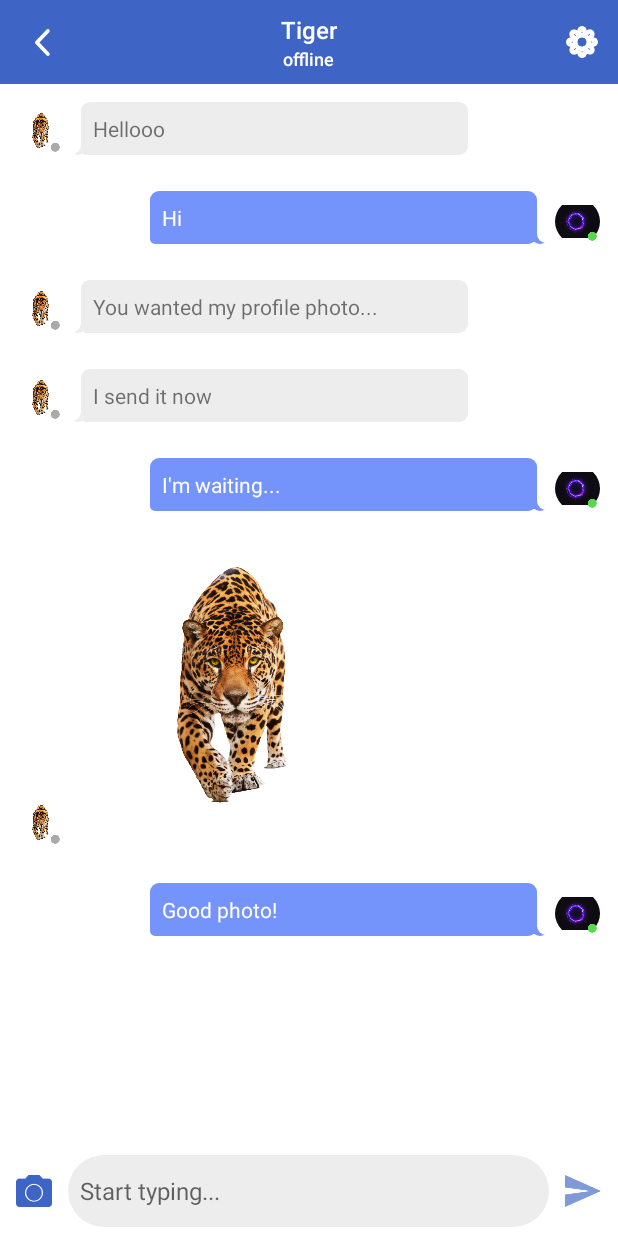
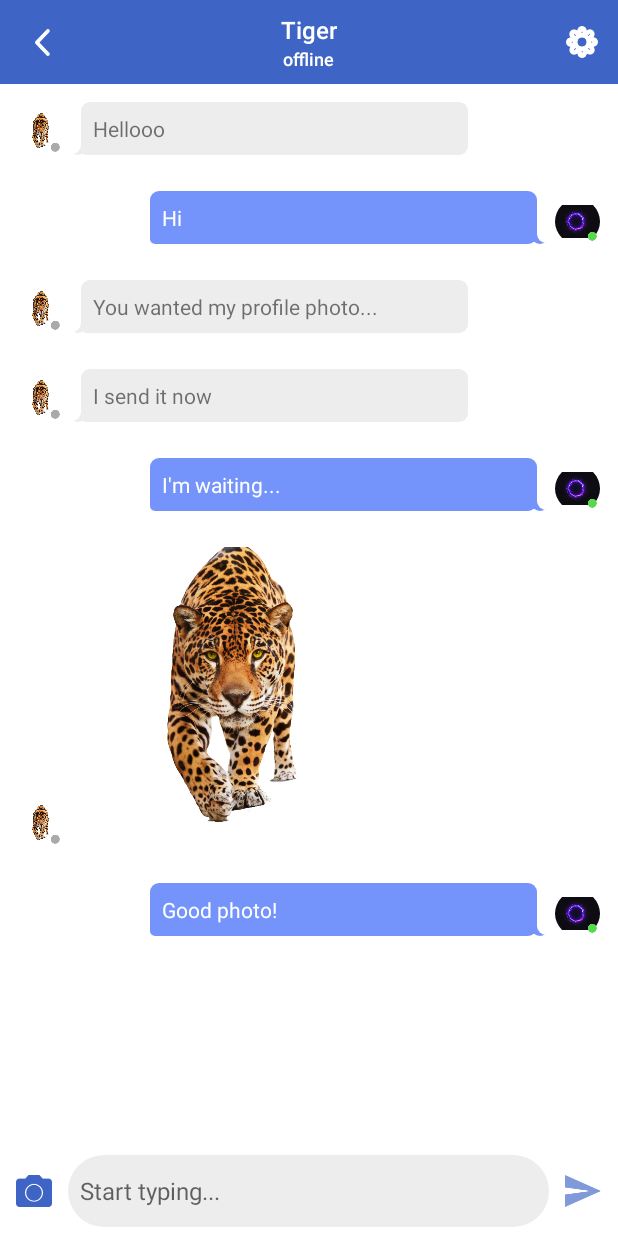
Before and after one commit to turalsalamov/task-for-recruitment, an Android app: the screen it shows after launch (Inbox), after a tap on "Tiger", on a phone screen of 412 x 824 dp. Run offline under Robolectric (Android 15) with nearby library versions, the phone set to English and light mode, and no system bars; Roboto replaces fonts that are not available here.

Commit message:
Photos are changed due to previous backgrounds of photos.

```diff
--- a/app/src/main/res/layout/message_recycler_layout.xml
+++ b/app/src/main/res/layout/message_recycler_layout.xml
@@ -228,7 +228,8 @@
                 android:id="@+id/sender_message_inbox_photo"
                 android:layout_width="match_parent"
                 android:layout_height="match_parent"
-                android:src="@drawable/bird"/>
+                android:src="@drawable/bird"
+                android:scaleType="centerCrop"/>
 
         </androidx.cardview.widget.CardView>
 
@@ -259,7 +260,8 @@
                 android:id="@+id/host_message_photo_inbox"
                 android:layout_width="match_parent"
                 android:layout_height="match_parent"
-                android:src="@drawable/bird"/>
+                android:src="@drawable/bird"
+                android:scaleType="centerCrop"/>
 
         </androidx.cardview.widget.CardView>
 
```
